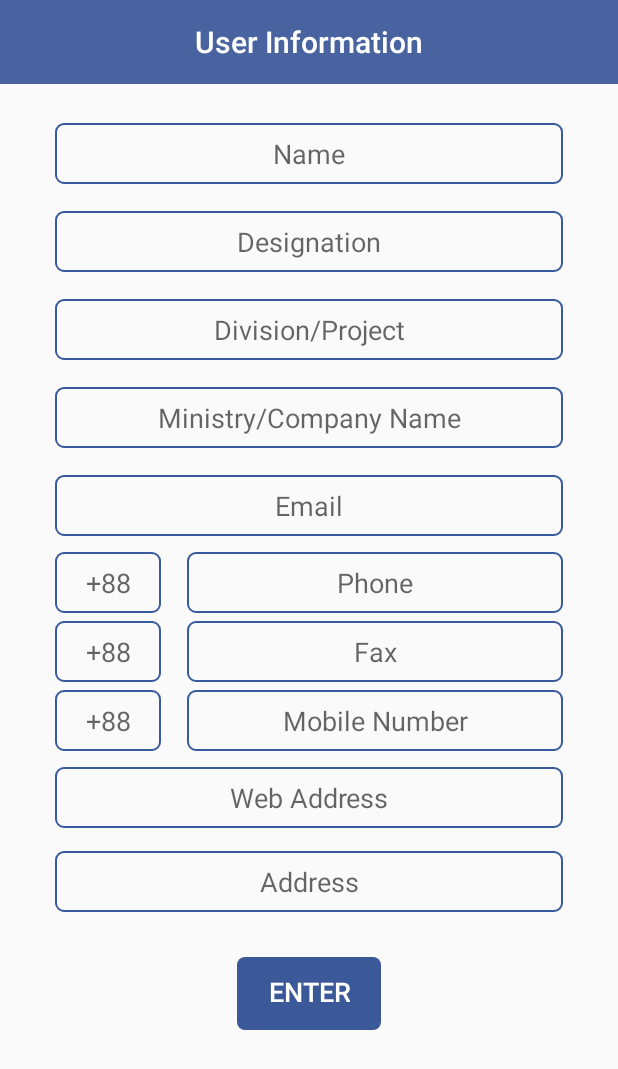
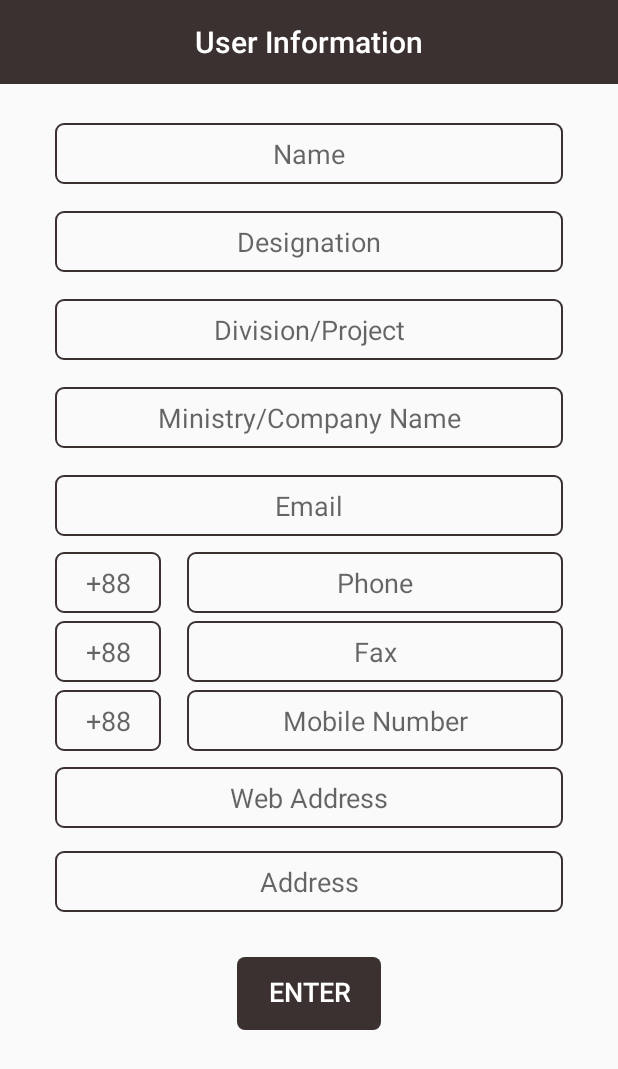
Before and after one commit to LowSpeeddevelopers/Easy_Business_Card_Final, an Android app: the InformationActivity screen opened directly, with no data from a screen before it, on a phone screen of 412 x 824 dp. Shown: the top 1069 px of the screen. Run offline under Robolectric (Android 15) with nearby library versions, the phone set to English and light mode, and no system bars; our stand-ins replace sdp/ssp sizes.

Commit message:
view file comment line 513

```diff
--- a/app/src/main/java/com/nexttech/easybusinesscard/Activity/ViewActivity.java
+++ b/app/src/main/java/com/nexttech/easybusinesscard/Activity/ViewActivity.java
@@ -510,9 +510,9 @@ public class ViewActivity extends AppCompatActivity {
                     if (Build.VERSION.SDK_INT >= Build.VERSION_CODES.Q) {
                         ContentResolver resolver = getContentResolver();
                         ContentValues contentValues = new ContentValues();
-//            contentValues.put(MediaStore.MediaColumns.DISPLAY_NAME, name);
-//            contentValues.put(MediaStore.MediaColumns.MIME_TYPE, "image/png");
-//            contentValues.put(MediaStore.MediaColumns.RELATIVE_PATH, "Easy Business Card/" + "Folder");
+//                        contentValues.put(MediaStore.MediaColumns.DISPLAY_NAME, fileName);
+//                        contentValues.put(MediaStore.MediaColumns.MIME_TYPE, "image/png");
+//                        contentValues.put(MediaStore.MediaColumns.RELATIVE_PATH, filePath);
 
                         contentValues.put(MediaStore.Images.Media.TITLE, "title");
                         contentValues.put(MediaStore.Images.Media.DESCRIPTION, "description");
--- a/app/src/main/res/drawable/background.xml
+++ b/app/src/main/res/drawable/background.xml
@@ -1,6 +1,6 @@
 <?xml version="1.0" encoding="utf-8"?>
 <shape xmlns:android="http://schemas.android.com/apk/res/android">
 
-    <gradient android:startColor="#eb1c22" android:endColor="#ED6C6C" android:angle="270"/>
+    <gradient android:startColor="#463E3F" android:endColor="#C83B3131" android:angle="270"/>
 
 </shape>
--- a/app/src/main/res/layout/activity_splash.xml
+++ b/app/src/main/res/layout/activity_splash.xml
@@ -26,7 +26,7 @@
         android:layout_width="wrap_content"
         android:layout_height="wrap_content"
         android:text="Easy Business Card"
-        android:textColor="#000"
+        android:textColor="#fff"
         android:textSize="@dimen/_25sdp"
         app:layout_constraintBottom_toBottomOf="parent"
         app:layout_constraintEnd_toEndOf="parent"
--- a/app/src/main/res/values/colors.xml
+++ b/app/src/main/res/values/colors.xml
@@ -3,9 +3,9 @@
     <color name="colorPrimary">#008577</color>
     <color name="colorPrimaryDark">#00574B</color>
     <color name="colorAccent">#D81B60</color>
-    <color name="buttonColor">#3B5998</color>
-    <color name="borderColor">#395A9C</color>
-    <color name="color_actionbar">#4863A0</color>
+    <color name="buttonColor">#3B3131</color>
+    <color name="borderColor">#3B3131</color>
+    <color name="color_actionbar">#3B3131</color>
     <color name="color_notificationbar">#eb1c22</color>
 
     <color name="color_black">#000000</color>
--- a/app/src/main/res/values/styles.xml
+++ b/app/src/main/res/values/styles.xml
@@ -10,7 +10,7 @@
 
     <style name="NoActionBar" parent="Theme.AppCompat.Light.NoActionBar">
         <item name="colorPrimary">#179657</item>
-        <item name="colorPrimaryDark">#eb1c22</item>
+        <item name="colorPrimaryDark">#463E3F</item>
 
 
 
```
